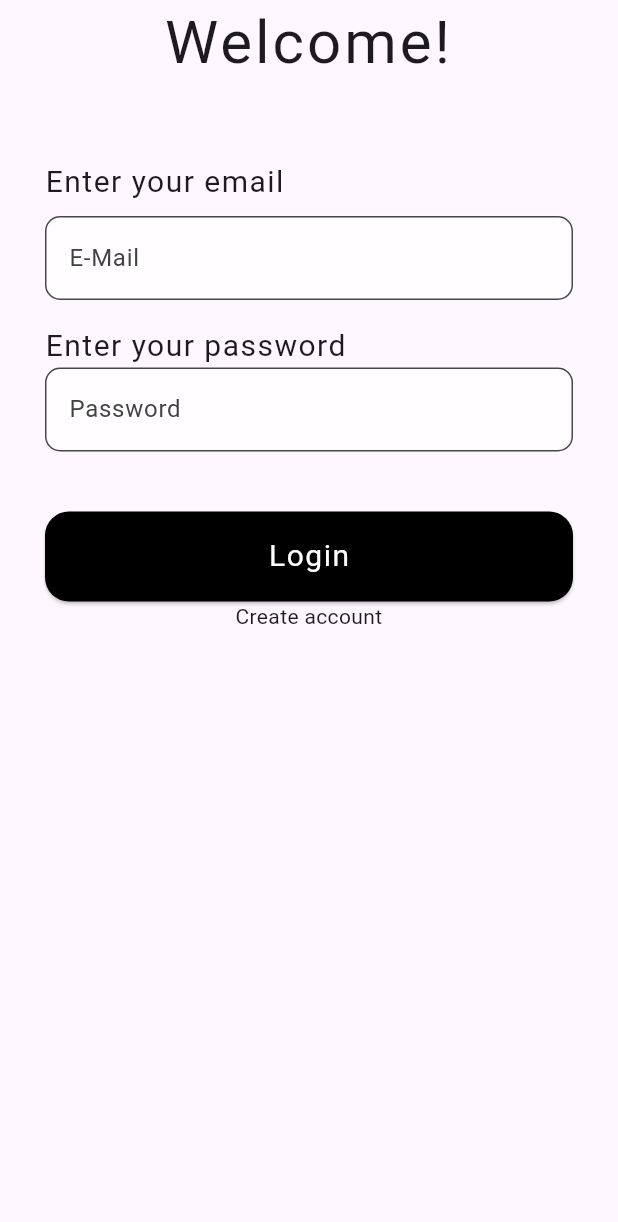
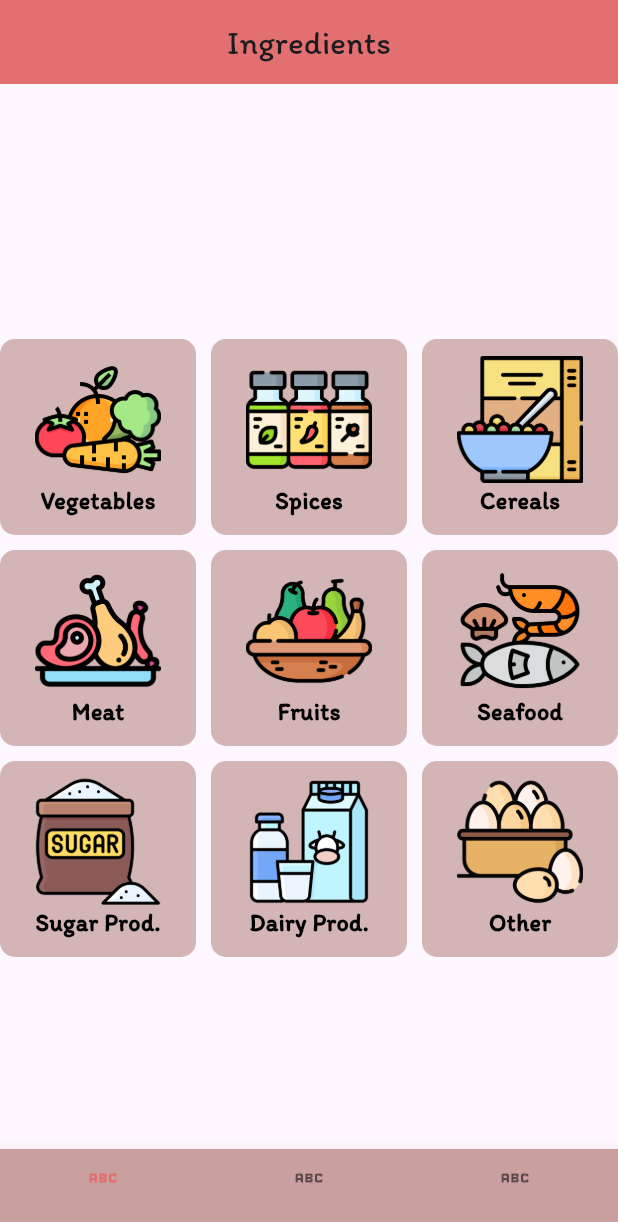
Before and after one commit to MykolaDobrianskyi-v/recipes_app, a Flutter app: the screen it shows after launch, on a phone screen of 412 x 824 dp. Shown: the top 1222 px of the screen. Run offline on Flutter 3.47's test engine with Material 3 defaults, Android fonts, the phone set to English and light mode, and no system bars; our stand-ins replace bloc, equatable, firebase_auth, firebase_core, flutter_bloc; accounts and stored records are empty.

Commit message:
home/home_page_ui

```diff
--- a/lib/constants/text_data/text_constants.dart
+++ b/lib/constants/text_data/text_constants.dart
@@ -5,4 +5,33 @@ class TextConstants {
   static const enterPassword = 'Enter your password';
   static const password = 'Password';
   static const login = 'Login';
+  static const invalidEmailFormat = 'Invalid email format';
+  static const invalidPasswordFormat = "Password must be at least 6 characters";
+  static const createAccount = 'Create account';
+  static const ingredients = 'Ingredients';
+
+  // CONTAINER NAMES!
+  static const vegetables = 'Vegetables';
+  static const spices = 'Spices';
+  static const cereals = 'Cereals';
+  static const meat = 'Meat';
+  static const fruits = 'Fruits';
+  static const seafood = 'Seafood';
+  static const sugar = 'Sugar Prod.';
+  static const dairy = 'Dairy Prod.';
+  static const other = 'Other';
 }
+
+class ImagePath {
+  static const recipeImagePath = 'assets/images/recipe.png';
+  static const vegetableImagePath = 'assets/images/vegetable.png';
+  static const spicesImagePath = 'assets/images/spices.png';
+  static const ingredientsImagePath = 'assets/images/ingredients.png';
+  static const sugarImagePath = 'assets/images/sugar.png';
+  static const seafoodImagePath = 'assets/images/seafood.png';
+  static const milImagePath = 'assets/images/milk.png';
+  static const meatImagePath = 'assets/images/meat.png';
+  static const fruitImagePath = 'assets/images/fruit.png';
+  static const eggsImagePath = 'assets/images/eggs.png';
+  static const cerealsImagePath = 'assets/images/cereals.png';
+}
--- a/lib/main.dart
+++ b/lib/main.dart
@@ -1,3 +1,4 @@
+import 'package:chat_app/pages/home/home_page.dart';
 import 'package:chat_app/pages/login/login_page.dart';
 import 'package:flutter/material.dart';
 import 'package:firebase_core/firebase_core.dart';
@@ -17,9 +18,10 @@ class MainApp extends StatelessWidget {
   @override
   Widget build(BuildContext context) {
     return MaterialApp(
+      theme: ThemeData(fontFamily: 'Itim'),
       routes: {
-        '/': (context) => const LoginPage(),
-        // 'login': (context) => LoginPage()
+        '/': (context) => const HomePage(),
+        'login': (context) => const LoginPage()
       },
     );
   }
--- /dev/null
+++ b/lib/pages/home/home_page.dart
@@ -0,0 +1,81 @@
+import 'package:chat_app/constants/text_data/text_constants.dart';
+import 'package:chat_app/widgets/ingredients_container.dart';
+import 'package:flutter/material.dart';
+
+class HomePage extends StatefulWidget {
+  const HomePage({super.key});
+
+  @override
+  State<HomePage> createState() => _HomePageState();
+}
+
+class _HomePageState extends State<HomePage> {
+  int _selectedIndex = 0;
+
+  void _onItemTapped(int index) {
+    setState(() {
+      _selectedIndex = index;
+    });
+  }
+
+  @override
+  Widget build(BuildContext context) {
+    return Scaffold(
+      appBar: AppBar(
+        title: const Text(TextConstants.ingredients),
+        centerTitle: true,
+        backgroundColor: const Color(0xFFE37070),
+      ),
+      bottomNavigationBar: BottomNavigationBar(
+          backgroundColor: const Color(0xFFCA9F9F),
+          selectedItemColor: const Color(0xFFE37070),
+          currentIndex: _selectedIndex,
+          onTap: _onItemTapped,
+          items: const [
+            BottomNavigationBarItem(
+              icon: Icon(Icons.abc),
+              label: '',
+            ),
+            BottomNavigationBarItem(icon: Icon(Icons.abc), label: ''),
+            BottomNavigationBarItem(icon: Icon(Icons.abc), label: ''),
+          ]),
+      body: Padding(
+        padding: const EdgeInsets.only(top: 170),
+        child: GridView.count(
+          mainAxisSpacing: 10,
+          crossAxisSpacing: 10,
+          crossAxisCount: 3,
+          children: const [
+            IngredientsContainer(
+                imagePath: ImagePath.vegetableImagePath,
+                containerText: TextConstants.vegetables),
+            IngredientsContainer(
+                imagePath: ImagePath.spicesImagePath,
+                containerText: TextConstants.spices),
+            IngredientsContainer(
+                imagePath: ImagePath.cerealsImagePath,
+                containerText: TextConstants.cereals),
+            IngredientsContainer(
+                imagePath: ImagePath.meatImagePath,
+                containerText: TextConstants.meat),
+            IngredientsContainer(
+                imagePath: ImagePath.fruitImagePath,
+                containerText: TextConstants.fruits),
+            IngredientsContainer(
+                imagePath: ImagePath.seafoodImagePath,
+                containerText: TextConstants.seafood),
+            IngredientsContainer(
+                imagePath: ImagePath.sugarImagePath,
+                containerText: TextConstants.sugar),
+            IngredientsContainer(
+                imagePath: ImagePath.milImagePath,
+                containerText: TextConstants.dairy),
+            IngredientsContainer(
+                imagePath: ImagePath.eggsImagePath,
+                containerText: TextConstants.other),
+          ],
+        ),
+      ),
+    );
+  }
+}
--- a/lib/pages/login/login_page.dart
+++ b/lib/pages/login/login_page.dart
@@ -49,10 +49,10 @@ class LoginPage extends StatelessWidget {
                             },
                           ),
                           if (!state.isEmailValid)
-                            Padding(
-                              padding: const EdgeInsets.only(top: 8),
+                            const Padding(
+                              padding: EdgeInsets.only(top: 8),
                               child: Text(
-                                "Invalid email format",
+                                TextConstants.invalidEmailFormat,
                                 style: TextStyles.errorTextStyle,
                               ),
                             ),
@@ -80,10 +80,10 @@ class LoginPage extends StatelessWidget {
                             },
                           ),
                           if (!state.isPasswordValid)
-                            Padding(
-                              padding: const EdgeInsets.only(top: 8),
+                            const Padding(
+                              padding: EdgeInsets.only(top: 8),
                               child: Text(
-                                "Password must be at least 6 characters",
+                                TextConstants.invalidPasswordFormat,
                                 style: TextStyles.errorTextStyle,
                               ),
                             ),
@@ -113,7 +113,7 @@ class LoginPage extends StatelessWidget {
                       );
                     },
                     child: const Text(
-                      'Create account',
+                      TextConstants.createAccount,
                       textAlign: TextAlign.center,
                     ),
                   ),
--- a/lib/pages/registration/registration_page.dart
+++ b/lib/pages/registration/registration_page.dart
@@ -51,7 +51,7 @@ class RegistrationPage extends StatelessWidget {
                             const Padding(
                               padding: EdgeInsets.only(top: 8),
                               child: Text(
-                                "Invalid email format",
+                                TextConstants.invalidEmailFormat,
                                 style: TextStyles.errorTextStyle,
                               ),
                             ),
@@ -82,7 +82,7 @@ class RegistrationPage extends StatelessWidget {
                             const Padding(
                               padding: EdgeInsets.only(top: 8),
                               child: Text(
-                                "Password must be at least 6 characters",
+                                TextConstants.invalidPasswordFormat,
                                 style: TextStyles.errorTextStyle,
                               ),
                             ),
--- a/lib/styles/text_styles/text_styles.dart
+++ b/lib/styles/text_styles/text_styles.dart
@@ -16,4 +16,9 @@ class TextStyles {
     color: Colors.red,
     fontSize: 12,
   );
+  static const TextStyle textStyle16 = TextStyle(
+    fontSize: 16,
+    fontWeight: FontWeight.bold,
+    color: Colors.black,
+  );
 }
--- /dev/null
+++ b/lib/widgets/ingredients_container.dart
@@ -0,0 +1,46 @@
+import 'package:chat_app/styles/text_styles/text_styles.dart';
+import 'package:flutter/material.dart';
+
+class IngredientsContainer extends StatelessWidget {
+  const IngredientsContainer(
+      {super.key, required this.imagePath, required this.containerText});
+
+  final String imagePath;
+  final String containerText;
+
+  @override
+  Widget build(BuildContext context) {
+    final double containerWidth = MediaQuery.of(context).size.width / 3 - 20;
+    final double containerHeight = containerWidth * 1.2;
+
+    return SafeArea(
+      child: Container(
+        width: containerWidth,
+        height: containerHeight,
+        decoration: BoxDecoration(
+          color: const Color(0xFFD3B5B5),
+          borderRadius: BorderRadius.circular(10),
+        ),
+        child: Column(
+          mainAxisAlignment: MainAxisAlignment.center,
+          children: [
+            Container(
+              width: containerWidth * 0.8,
+              height: containerHeight * 0.6,
+              decoration: BoxDecoration(
+                image: DecorationImage(
+                  image: AssetImage(imagePath),
+                  fit: BoxFit.contain,
+                ),
+              ),
+            ),
+            Text(
+              containerText,
+              style: TextStyles.textStyle16,
+            ),
+          ],
+        ),
+      ),
+    );
+  }
+}
```
Also changed, not shown: pubspec.yaml (+16 -0 lines), assets/fonts/Itim-Regular.ttf (added), assets/images/cereals.png (added), assets/images/eggs.png (added), assets/images/fruit.png (added), assets/images/ingredients.png (added), assets/images/meat.png (added), assets/images/milk.png (added), assets/images/recipe.png (added), assets/images/seafood.png (added), assets/images/spices.png (added), assets/images/sugar.png (added), assets/images/vegetable.png (added).
